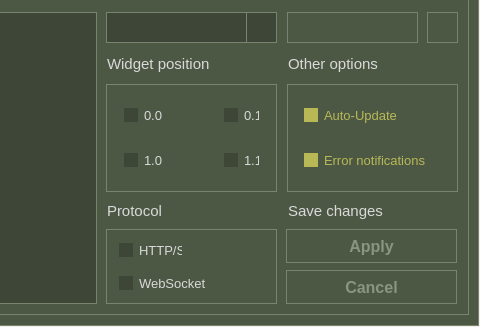
First picture: the form in configurator.ui, repository mxrcode/StockWidget, before the edit; both pictures show x 95 to 575 and y 83 to 410 of the 575 by 410 pixel window.
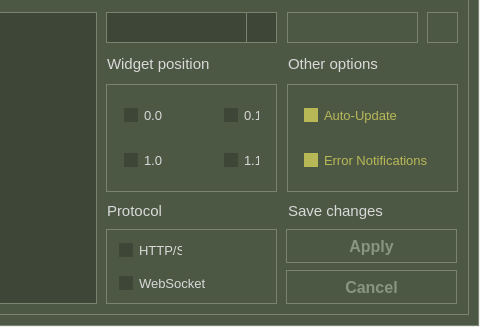
Second picture: the form after the edit. Icons and pictures are not drawn.

Commit message:
Add Kraken.com && new func digit_format_d()
* digit_format_add() function is deprecated and has been removed.

What changed in the file:
```diff
--- a/configurator.ui
+++ b/configurator.ui
@@ -798,7 +798,7 @@
 }</string>
      </property>
      <property name="text">
-      <string>Error notifications</string>
+      <string>Error Notifications</string>
      </property>
      <property name="checkable">
       <bool>true</bool>
```
The commit also changes 2 other files.
